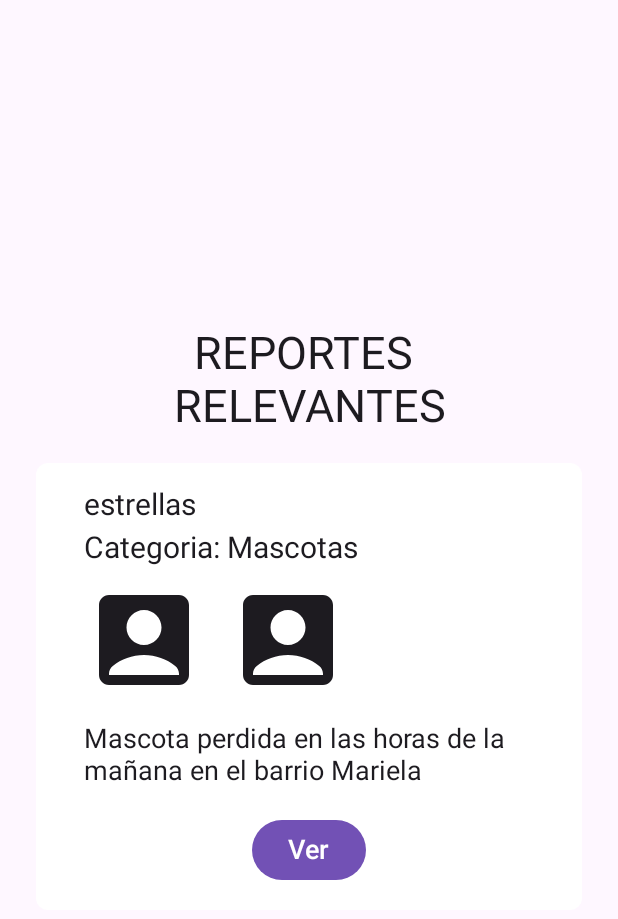
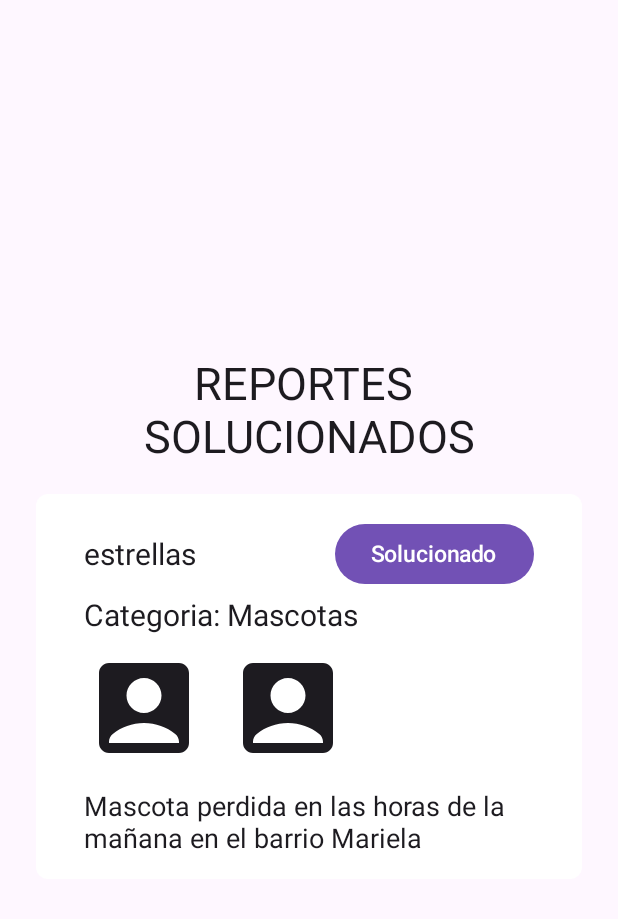
Before and after one commit to ggalvisgg/App-Security, an Android app built with Jetpack Compose: the screen it shows after launch (MainActivity), on a phone screen of 412 x 824 dp. Shown: the top 919 px of the screen. Run offline under Robolectric (Android 15) with nearby library versions, the phone set to English and light mode, and no system bars.

Commit message:
la ventana ReportSolved quedo lista, falta arreglar los campos la parte del backend

```diff
--- a/app/src/main/java/com/appsecurity/MainActivity.kt
+++ b/app/src/main/java/com/appsecurity/MainActivity.kt
@@ -14,6 +14,7 @@ import com.appsecurity.ui.screens.ReasonReportScreen
 import com.appsecurity.ui.screens.RecoverPasswordScreen
 import com.appsecurity.ui.screens.RegisterUserScreen
 import com.appsecurity.ui.screens.ReportRelevantScreen
+import com.appsecurity.ui.screens.ReportSolvedScreen
 import com.appsecurity.ui.screens.UserCreateReportScreen
 import com.appsecurity.ui.screens.UserReportScreen
 import com.appsecurity.ui.screens.UserWatchAllReportScreen
@@ -43,7 +44,8 @@ class MainActivity : ComponentActivity() {
             //UserCreateReportScreen()
             //EditReportScreen()
             //InformationAllReportScreen()
-            ReportRelevantScreen()
+            //ReportRelevantScreen()
+            ReportSolvedScreen()
         }
     }
 }
--- /dev/null
+++ b/app/src/main/java/com/appsecurity/ui/screens/ReportSolvedScreen.kt
@@ -0,0 +1,143 @@
+package com.appsecurity.ui.screens
+
+import android.content.Context
+import android.graphics.Color as AndroidColor
+import androidx.compose.foundation.background
+import androidx.compose.foundation.layout.Arrangement
+import androidx.compose.foundation.layout.Box
+import androidx.compose.foundation.layout.Column
+import androidx.compose.foundation.layout.PaddingValues
+import androidx.compose.foundation.layout.Row
+import androidx.compose.foundation.layout.Spacer
+import androidx.compose.foundation.layout.fillMaxSize
+import androidx.compose.foundation.layout.fillMaxWidth
+import androidx.compose.foundation.layout.height
+import androidx.compose.foundation.layout.padding
+import androidx.compose.foundation.layout.size
+import androidx.compose.foundation.shape.RoundedCornerShape
+import androidx.compose.material.icons.Icons
+import androidx.compose.material.icons.rounded.AccountBox
+import androidx.compose.material3.Button
+import androidx.compose.material3.ButtonDefaults
+import androidx.compose.material3.Icon
+import androidx.compose.material3.Scaffold
+import androidx.compose.material3.Text
+import androidx.compose.runtime.Composable
+import androidx.compose.ui.Alignment
+import androidx.compose.ui.Modifier
+import androidx.compose.ui.graphics.Color
+import androidx.compose.ui.platform.LocalContext
+import androidx.compose.ui.res.stringResource
+import androidx.compose.ui.text.style.TextAlign
+import androidx.compose.ui.unit.dp
+import androidx.compose.ui.unit.sp
+import com.appsecurity.R
+
+@Composable
+fun ReportSolvedScreen(){
+
+    val contex = LocalContext.current
+
+    Scaffold { padding ->
+        SolvedForm(
+            padding = padding,
+            contex = contex
+        )
+    }
+}
+
+@Composable
+fun SolvedForm(
+    padding: PaddingValues,
+    contex: Context
+){
+
+    Column(
+        modifier = Modifier
+            .padding()
+            .fillMaxSize(),
+        horizontalAlignment = Alignment.CenterHorizontally,
+        verticalArrangement = Arrangement.Center
+    ) {
+
+        Text(
+            text = stringResource(id = R.string.titleReporteSolucionado),
+            fontSize = 30.sp,
+            modifier = Modifier.fillMaxWidth(),
+            textAlign = TextAlign.Center
+        )
+
+        Spacer(modifier = Modifier.height(20.dp))
+
+        Box(
+            modifier = Modifier
+                .padding(horizontal = 24.dp)
+                .background(Color.White, shape = RoundedCornerShape(8.dp))
+                .padding(16.dp)
+        ) {
+            Column(
+                modifier = Modifier.fillMaxWidth()
+            ) {
+                Row(
+                    modifier = Modifier
+                        .fillMaxWidth()
+                        .padding(horizontal = 16.dp),
+                    horizontalArrangement = Arrangement.SpaceBetween,
+                    verticalAlignment = Alignment.CenterVertically
+                ) {
+                    Text(
+                        text = "estrellas",
+                        fontSize = 20.sp
+                    )
+
+                    Button(
+                        onClick = {},
+                        colors = ButtonDefaults.buttonColors(Color(AndroidColor.parseColor("#7251B5")))
+                    ) {
+                        Text(
+                            text = stringResource(id = R.string.buttonSolucionado),
+                            fontSize = 15.sp,
+                            color = Color.White
+                        )
+                    }
+                }
+
+                Spacer(modifier = Modifier.height(5.dp))
+
+                Text(
+                    text = "Categoria: Mascotas",
+                    fontSize = 20.sp,
+                    modifier = Modifier.padding(start = 16.dp)
+                )
+
+                Spacer(modifier = Modifier.height(10.dp))
+
+                Row(
+                    verticalAlignment = Alignment.CenterVertically,
+                    horizontalArrangement = Arrangement.spacedBy(16.dp),
+                    modifier = Modifier.padding(start = 16.dp)
+                ) {
+                    Icon(
+                        imageVector = Icons.Rounded.AccountBox,
+                        contentDescription = stringResource(id = R.string.textIconImagenSuceso),
+                        modifier = Modifier.size(80.dp)
+                    )
+
+                    Icon(
+                        imageVector = Icons.Rounded.AccountBox,
+                        contentDescription = stringResource(id = R.string.textIconImagenSuceso),
+                        modifier = Modifier.size(80.dp)
+                    )
+                }
+
+                Spacer(modifier = Modifier.height(15.dp))
+
+                Text(
+                    text = "Mascota perdida en las horas de la mañana en el barrio Mariela",
+                    fontSize = 18.sp,
+                    modifier = Modifier.padding(start = 16.dp, end = 16.dp)
+                )
+            }
+        }
+    }
+}
--- a/app/src/main/res/values/strings.xml
+++ b/app/src/main/res/values/strings.xml
@@ -93,5 +93,9 @@
 
     <string name="titleReporteRelevante">REPORTES \nRELEVANTES</string>
 
+    <string name="titleReporteSolucionado">REPORTES \nSOLUCIONADOS</string>
+    <string name="buttonSolucionado">Solucionado</string>
+
+
 
 </resources>
```
